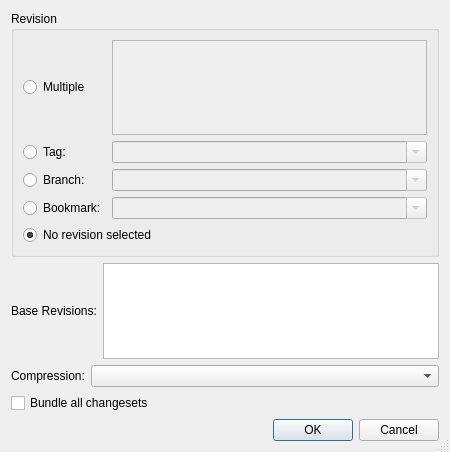
Above: Plugins/VcsPlugins/vcsMercurial/HgBundleDialog.ui from testmana2/test before the change. Below: the same form after it.
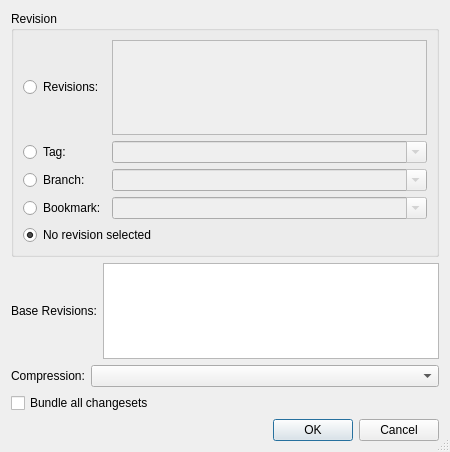
That is the form after the change.

```diff
--- a/Plugins/VcsPlugins/vcsMercurial/HgBundleDialog.ui
+++ b/Plugins/VcsPlugins/vcsMercurial/HgBundleDialog.ui
@@ -29,7 +29,7 @@
          <string>Select to specify multiple revisions</string>
         </property>
         <property name="text">
-         <string>Multiple</string>
+         <string>Revisions:</string>
         </property>
        </widget>
       </item>
```
